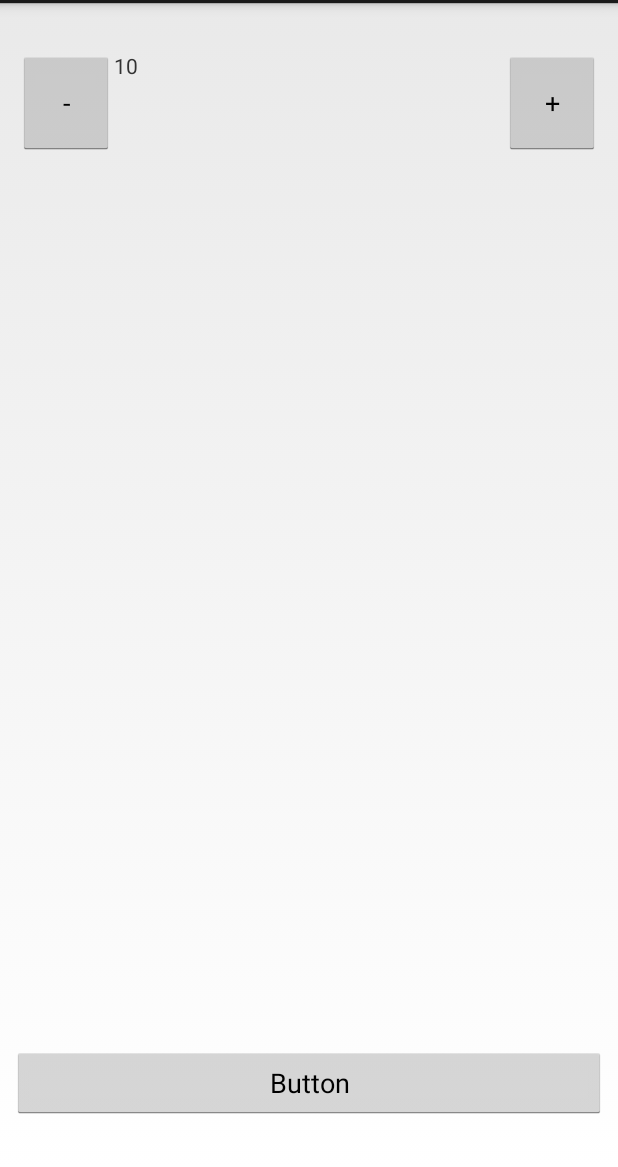
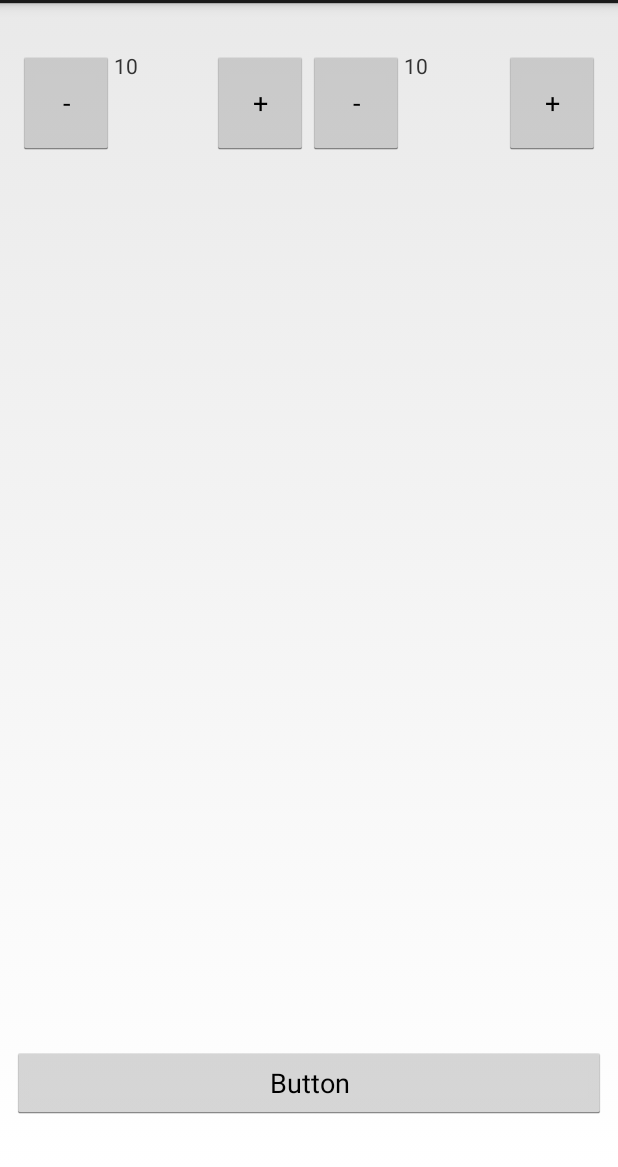
Before and after one commit to liquidwhale/SovietTimer, an Android app: the screen it shows after launch (MainActivity), on a phone screen of 412 x 824 dp, the part 69-1236 px from its top. Run offline under Robolectric (Android 15) with nearby library versions, the phone set to English and light mode, and no system bars.

Commit message:
2 buttons array

```diff
--- a/app/src/main/java/cloud/akadem/soviettimer/MainActivity.java
+++ b/app/src/main/java/cloud/akadem/soviettimer/MainActivity.java
@@ -4,37 +4,80 @@ import android.app.Activity;
 import android.content.Intent;
 import android.os.Bundle;
 import android.view.View;
+import android.widget.Button;
 import android.widget.TextView;
 
 public class MainActivity extends Activity {
     public static final String EXTRA_TIME_PERIOD = "cloud.akadem.soviettimer.EXTRA_TIME_PERIOD";
-    private int timePeriod = 10;
+    private int timePeriod1 = 10;
+    private int timePeriod2 = 10;
+    private int array[] = {10,10};
+//    private View v1 = findViewById(R.id.textView1);
+//    private View v2 = findViewById(R.id.textView2);
+    Button minusButton1;
+    Button plusButton1;// = (Button) findViewById(R.id.plusButton1);
+    private TextView textView1;// =  (TextView) findViewById(R.id.textView1);
+    Button minusButton2;// = (Button) findViewById(R.id.minusButton2);
+    Button plusButton2;// = (Button) findViewById(R.id.plusButton2);
+    private TextView textView2;// =  (TextView) findViewById(R.id.textView2);
 
     @Override
     protected void onCreate(Bundle savedInstanceState) {
         super.onCreate(savedInstanceState);
         setContentView(R.layout.activity_main);
-        updateTimePeriodTextView();
+        minusButton1 = (Button) findViewById(R.id.minusButton1);
+        plusButton1 = (Button) findViewById(R.id.plusButton1);
+        final TextView textView1 =  (TextView) findViewById(R.id.textView1);
+        minusButton2 = (Button) findViewById(R.id.minusButton2);
+        plusButton2 = (Button) findViewById(R.id.plusButton2);
+        final TextView textView2 =  (TextView) findViewById(R.id.textView2);
+        updateTimePeriodTextView(textView1, timePeriod1);
+        updateTimePeriodTextView(textView2, timePeriod2);
+        minusButton1.setOnClickListener(new View.OnClickListener() {
+            public void onClick (View v1){
+                decreaseTimePeriod(textView1, Integer.parseInt(textView1.getText().toString()));
+            }
+        });
+        plusButton1.setOnClickListener(new View.OnClickListener() {
+            public void onClick (View v1){
+                increaseTimePeriod(textView1, Integer.parseInt(textView1.getText().toString()));
+            }
+        });
+        minusButton2.setOnClickListener(new View.OnClickListener() {
+            public void onClick (View v1){
+                decreaseTimePeriod(textView2, Integer.parseInt(textView2.getText().toString()));
+            }
+        });
+        plusButton2.setOnClickListener(new View.OnClickListener() {
+            public void onClick (View v1){
+                increaseTimePeriod(textView2, Integer.parseInt(textView2.getText().toString()));
+            }
+        });
     }
 
     public void startTimer(View view) {
         Intent intent = new Intent(this, TimerActivity.class);
-        intent.putExtra(EXTRA_TIME_PERIOD, Integer.toString(timePeriod));
+        //intent.putExtra(EXTRA_TIME_PERIOD, Integer.toString(timePeriod));
+        array[0] = timePeriod1;
+        array[1] = timePeriod2;
+        intent.putExtra("numbers", array);
         startActivity(intent);
     }
 
-    public void increaseTimePeriod(View view) {
-        timePeriod++;
-        updateTimePeriodTextView();
+    public void increaseTimePeriod(View view, int k) {
+        k++;
+        updateTimePeriodTextView(view, k);
     }
 
-    public void decreaseTimePeriod(View view) {
-        timePeriod--;
-        updateTimePeriodTextView();
+    public void decreaseTimePeriod(View view, int k) {
+        k--;
+        updateTimePeriodTextView(view, k);
     }
 
-    private void updateTimePeriodTextView() {
-        TextView textView = (TextView) findViewById(R.id.textView);
-        textView.setText(Integer.toString(timePeriod));
+    private void updateTimePeriodTextView(View view, int k) {
+        TextView textView = (TextView) view;
+        textView.setText(Integer.toString(k));
     }
+
+
 }
--- a/app/src/main/res/layout/activity_main.xml
+++ b/app/src/main/res/layout/activity_main.xml
@@ -47,15 +47,15 @@
             android:layout_height="match_parent"
             tools:layout_editor_absoluteY="25dp"
             tools:layout_editor_absoluteX="305dp"
-            android:id="@+id/minusButton"
-            android:onClick="decreaseTimePeriod" />
+            android:id="@+id/minusButton1"
+            android:onClick="" />
 
         <TextView
             android:layout_width="0dp"
             android:layout_height="match_parent"
             tools:layout_editor_absoluteY="25dp"
             tools:layout_editor_absoluteX="93dp"
-            android:id="@+id/textView"
+            android:id="@+id/textView1"
             android:layout_weight="0.7" />
 
         <Button
@@ -64,8 +64,34 @@
             android:layout_height="match_parent"
             tools:layout_editor_absoluteY="25dp"
             tools:layout_editor_absoluteX="305dp"
-            android:id="@+id/plusButton"
-            android:onClick="increaseTimePeriod" />
+            android:id="@+id/plusButton1"
+            android:onClick="" />
+
+        <Button
+            android:text="-"
+            android:layout_width="wrap_content"
+            android:layout_height="match_parent"
+            tools:layout_editor_absoluteY="25dp"
+            tools:layout_editor_absoluteX="305dp"
+            android:id="@+id/minusButton2"
+            android:onClick="" />
+
+        <TextView
+            android:layout_width="0dp"
+            android:layout_height="match_parent"
+            tools:layout_editor_absoluteY="25dp"
+            tools:layout_editor_absoluteX="93dp"
+            android:id="@+id/textView2"
+            android:layout_weight="0.7" />
+
+        <Button
+            android:text="+"
+            android:layout_width="wrap_content"
+            android:layout_height="match_parent"
+            tools:layout_editor_absoluteY="25dp"
+            tools:layout_editor_absoluteX="305dp"
+            android:id="@+id/plusButton2"
+            android:onClick="" />
 
     </LinearLayout>
 
```
